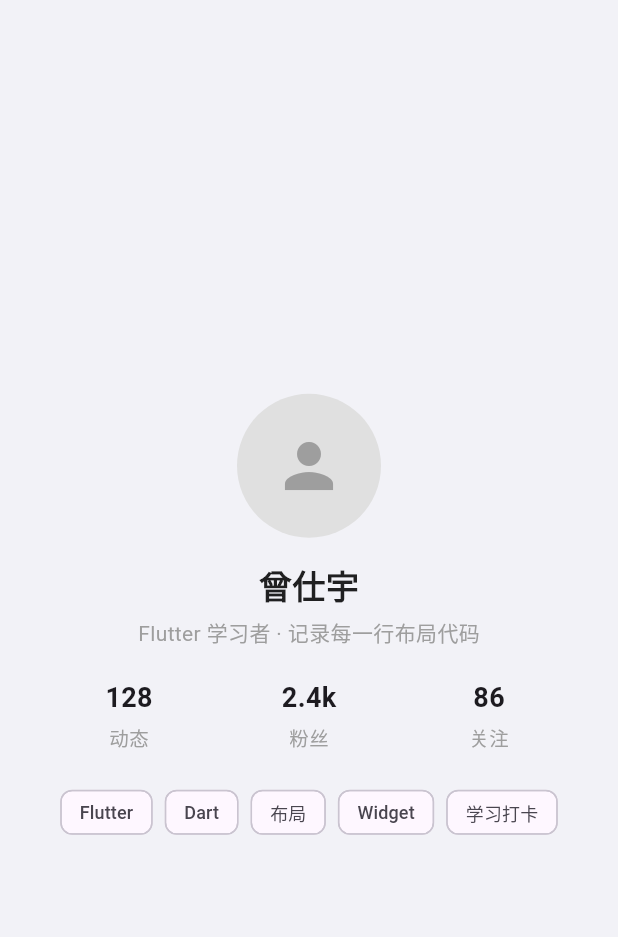
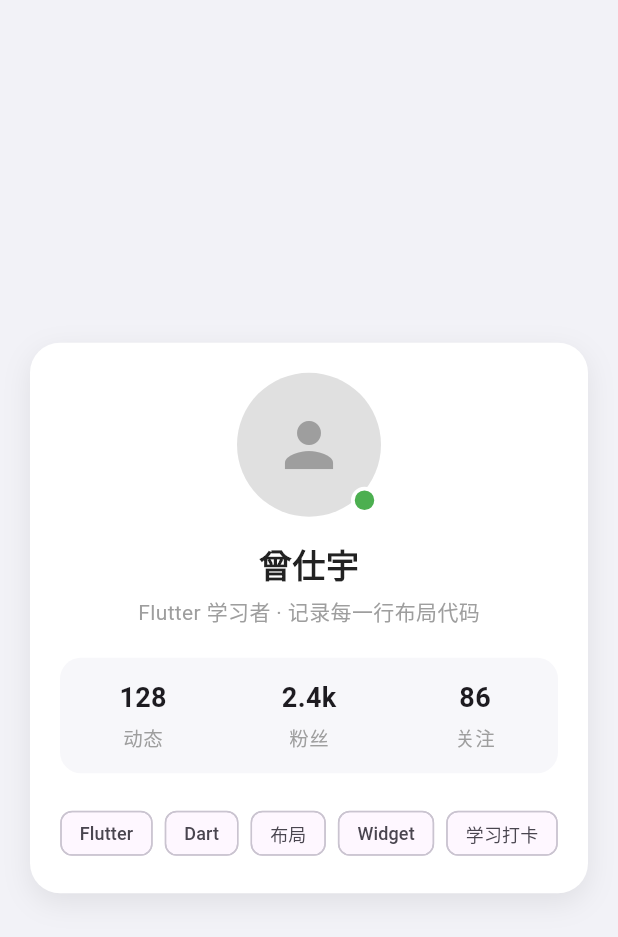
Before and after one commit to zzsycloud/MobileSoftware-Development, a Flutter app: the screen it shows after launch, on a phone screen of 412 x 824 dp. Shown: the top 937 px of the screen. Run offline on Flutter 3.47's test engine with Material 3 defaults, Android fonts, the phone set to English and light mode, and no system bars.

Commit message:
feat: card decoration & status badge

```diff
--- a/lecture6/profile_card/lib/main.dart
+++ b/lecture6/profile_card/lib/main.dart
@@ -13,19 +13,33 @@ class ProfileCardApp extends StatelessWidget {
       home: Scaffold(
         backgroundColor: const Color(0xFFF2F2F7),
         body: Center(
-          child: SizedBox(
-            width: 360,
+          child: SingleChildScrollView(
+            padding: const EdgeInsets.all(20),
+            child: Container(
+              padding: const EdgeInsets.all(20),
+              decoration: BoxDecoration(
+                color: Colors.white,
+                borderRadius: BorderRadius.circular(20),
+                boxShadow: [
+                  BoxShadow(
+                    color: Colors.black.withOpacity(0.08),
+                    blurRadius: 16,
+                    offset: const Offset(0, 6),
+                  ),
+                ],
+              ),
               child: Column(
                 mainAxisSize: MainAxisSize.min,
                 children: const [
-                _AvatarSection(),
+                  _AvatarWithBadge(),
                   SizedBox(height: 16),
                   _NameAndBio(),
                   SizedBox(height: 20),
-                _StatsBar(),
+                  _StatsCard(),
                   SizedBox(height: 20),
                   _TagCloud(),
                 ],
+              ),
             ),
           ),
         ),
@@ -34,21 +48,39 @@ class ProfileCardApp extends StatelessWidget {
   }
 }
 
-// ---------- 头像区（步骤一只放 CircleAvatar，不加徽标） ----------
-class _AvatarSection extends StatelessWidget {
-  const _AvatarSection();
+// ---------- 头像 + 在线徽标（Stack + Positioned） ----------
+class _AvatarWithBadge extends StatelessWidget {
+  const _AvatarWithBadge();
 
   @override
   Widget build(BuildContext context) {
-    return const CircleAvatar(
+    return Stack(
+      clipBehavior: Clip.none,
+      children: [
+        const CircleAvatar(
           radius: 48,
           backgroundColor: Color(0xFFE0E0E0),
           child: Icon(Icons.person, size: 48, color: Colors.grey),
+        ),
+        Positioned(
+          right: 2,
+          bottom: 2,
+          child: Container(
+            width: 18,
+            height: 18,
+            decoration: BoxDecoration(
+              color: Colors.green,
+              shape: BoxShape.circle,
+              border: Border.all(color: Colors.white, width: 2.5),
+            ),
+          ),
+        ),
+      ],
     );
   }
 }
 
-// ---------- 姓名与签名 ----------
+// ---------- 姓名与签名（同步骤一，略） ----------
 class _NameAndBio extends StatelessWidget {
   const _NameAndBio();
 
@@ -74,18 +106,25 @@ class _NameAndBio extends StatelessWidget {
   }
 }
 
-// ---------- 统计条：三个 Expanded ----------
-class _StatsBar extends StatelessWidget {
-  const _StatsBar();
+// ---------- 统计条：外面包一层卡片容器 ----------
+class _StatsCard extends StatelessWidget {
+  const _StatsCard();
 
   @override
   Widget build(BuildContext context) {
-    return Row(
+    return Container(
+      padding: const EdgeInsets.symmetric(vertical: 14),
+      decoration: BoxDecoration(
+        color: const Color(0xFFF7F7FA),
+        borderRadius: BorderRadius.circular(14),
+      ),
+      child: Row(
         children: const [
           Expanded(child: _StatItem(value: '128', label: '动态')),
           Expanded(child: _StatItem(value: '2.4k', label: '粉丝')),
           Expanded(child: _StatItem(value: '86', label: '关注')),
         ],
+      ),
     );
   }
 }
@@ -111,7 +150,7 @@ class _StatItem extends StatelessWidget {
   }
 }
 
-// ---------- 标签云：Wrap + Chip ----------
+// ---------- 标签云（同步骤一，略） ----------
 class _TagCloud extends StatelessWidget {
   const _TagCloud();
 
```
Lines whose indentation alone changed are shown as unchanged.
